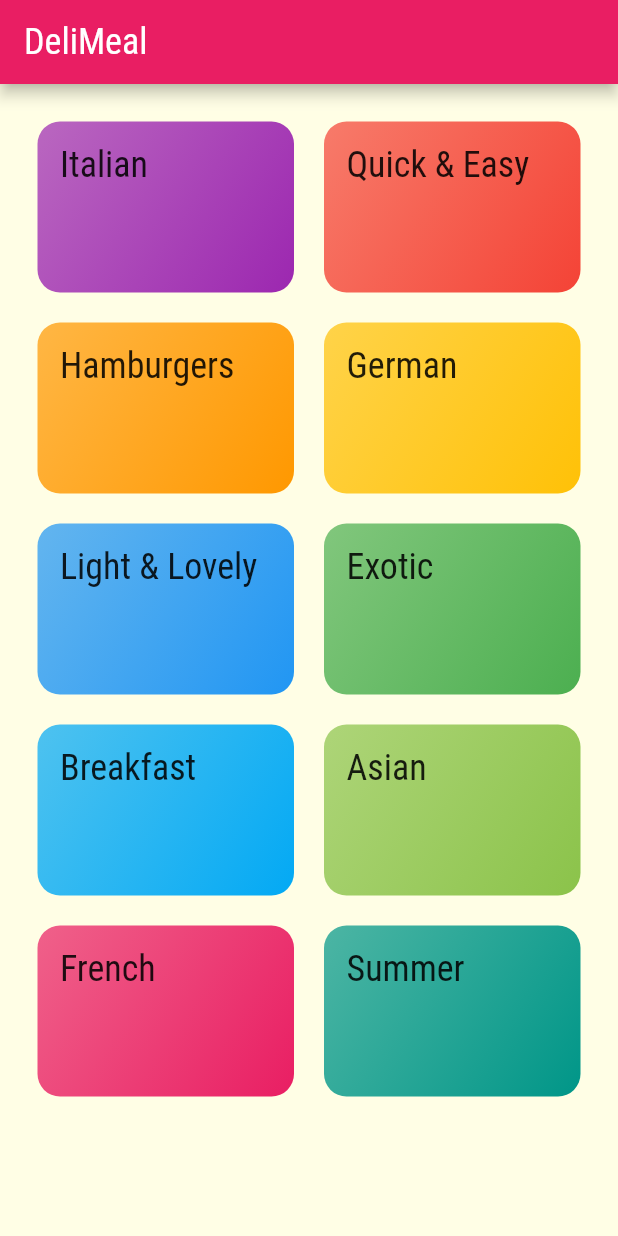
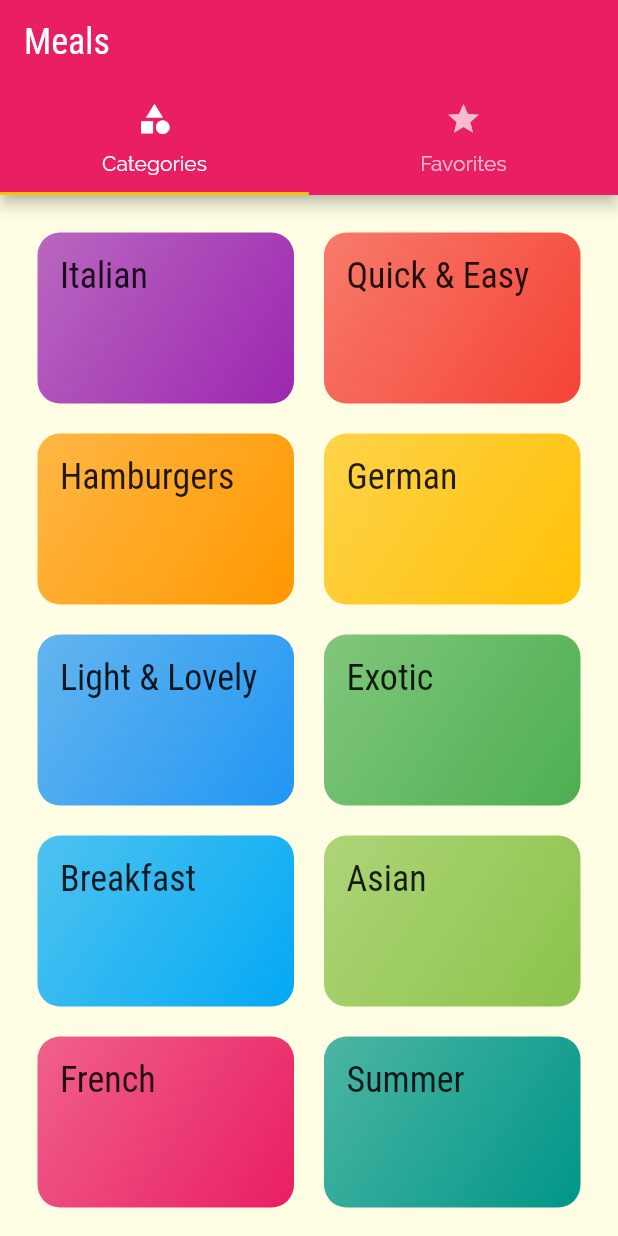
Before and after one commit to Alexsandrux/Learning_flutter, a Flutter app: the screen it shows after launch, on a phone screen of 412 x 824 dp. Run offline on Flutter 3.47's test engine with Material 2 defaults, Android fonts, the phone set to English and light mode, and no system bars.

Commit message:
adding top tab bar

```diff
--- a/course_meals_app/lib/main.dart
+++ b/course_meals_app/lib/main.dart
@@ -1,5 +1,7 @@
 import 'package:flutter/material.dart';
 
+import './screens/tabs_screen.dart';
+import './screens/meal_detail_screen.dart';
 import './screens/categories_screen.dart';
 import './screens/category_meals_screen.dart';
 
@@ -28,10 +30,17 @@ class MyApp extends StatelessWidget {
               ),
             ),
       ),
-      home: CategoriesScreen(),
+      home: TabsScreen(),
       routes: {
         CategoryMealsScreen.routeName: (ctx) => CategoryMealsScreen(),
+        MealDetailScreen.routeName: (ctx) => MealDetailScreen(),
       },
+      onGenerateRoute: (settings) {
+        print(settings.arguments);
+        return MaterialPageRoute(builder: (ctx) => CategoriesScreen());
+      },
+      onUnknownRoute: (settings) =>
+          MaterialPageRoute(builder: (ctx) => CategoriesScreen()),
     );
   }
 }
--- a/course_meals_app/lib/screens/categories_screen.dart
+++ b/course_meals_app/lib/screens/categories_screen.dart
@@ -6,11 +6,7 @@ import '../dummy_data.dart';
 class CategoriesScreen extends StatelessWidget {
   @override
   Widget build(BuildContext context) {
-    return Scaffold(
-      appBar: AppBar(
-        title: const Text('DeliMeal'),
-      ),
-      body: GridView(
+    return GridView(
       padding: const EdgeInsets.all(25),
       children: DUMMY_CATEGORIES
           .map(
@@ -27,7 +23,6 @@ class CategoriesScreen extends StatelessWidget {
         crossAxisSpacing: 20,
         mainAxisSpacing: 20,
       ),
-      ),
     );
   }
 }
--- a/course_meals_app/lib/screens/category_meals_screen.dart
+++ b/course_meals_app/lib/screens/category_meals_screen.dart
@@ -28,6 +28,7 @@ class CategoryMealsScreen extends StatelessWidget {
       body: ListView.builder(
         itemBuilder: (ctx, index) {
           return MealItem(
+            id: categoryMeals[index].id,
             title: categoryMeals[index].title,
             imageUrl: categoryMeals[index].imageUrl,
             duration: categoryMeals[index].duration,
--- /dev/null
+++ b/course_meals_app/lib/screens/favorites_screen.dart
@@ -0,0 +1,8 @@
+import 'package:flutter/material.dart';
+
+class FavoritesScreen extends StatelessWidget {
+  @override
+  Widget build(BuildContext context) {
+    return Center(child: Text("Favorites screen"));
+  }
+}
--- /dev/null
+++ b/course_meals_app/lib/screens/tabs_screen.dart
@@ -0,0 +1,40 @@
+import 'package:course_meals_app/screens/categories_screen.dart';
+import 'package:flutter/material.dart';
+import './favorites_screen.dart';
+
+class TabsScreen extends StatefulWidget {
+  @override
+  _TabsScreenState createState() => _TabsScreenState();
+}
+
+class _TabsScreenState extends State<TabsScreen> {
+  @override
+  Widget build(BuildContext context) {
+    return DefaultTabController(
+      length: 2,
+      child: Scaffold(
+        appBar: AppBar(
+          title: Text("Meals"),
+          bottom: TabBar(
+            tabs: [
+              Tab(
+                icon: Icon(Icons.category),
+                text: "Categories",
+              ),
+              Tab(
+                icon: Icon(Icons.star),
+                text: "Favorites",
+              ),
+            ],
+          ),
+        ),
+        body: TabBarView(
+          children: [
+            CategoriesScreen(),
+            FavoritesScreen(),
+          ],
+        ),
+      ),
+    );
+  }
+}
```
Also changed, not shown: course_meals_app/lib/screens/meal_detail_screen.dart (added, +88 -0 lines), course_meals_app/lib/widgets/meal_item.dart (+10 -2 lines). Lines whose indentation alone changed are shown as unchanged.
